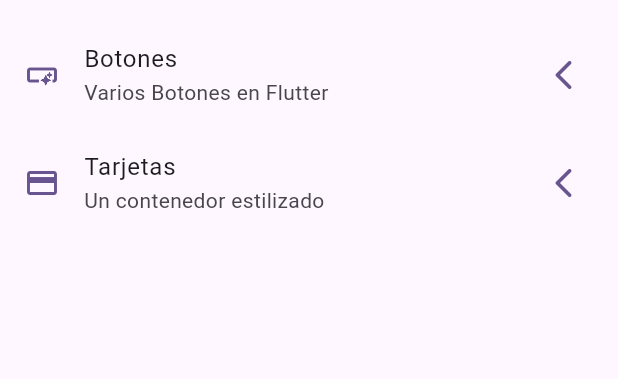
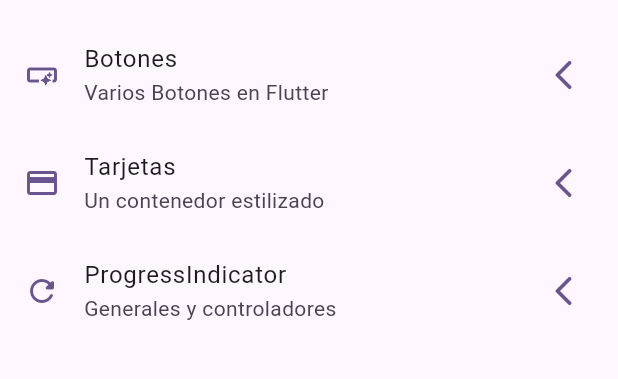
Before and after one commit to Juancarlos56/Dark-Flutter-Course-dev-telles, a Flutter app: the screen it shows after launch, on a phone screen of 412 x 824 dp, the part 63-442 px from its top. Run offline on Flutter 3.47's test engine with Material 3 defaults, Android fonts, the phone set to English and light mode, and no system bars; our stand-ins replace animate_do, dio, go_router, video_player.

Commit message:
progress indicator with flutter

```diff
--- a/widgets_app/lib/config/menu/menu_items.dart
+++ b/widgets_app/lib/config/menu/menu_items.dart
@@ -24,4 +24,9 @@
       subtitle: 'Un contenedor estilizado',
       link: '/cards',
       icon: Icons.credit_card),
+  MenuItem(
+      title: 'ProgressIndicator',
+      subtitle: 'Generales y controladores',
+      link: '/progress',
+      icon: Icons.refresh_rounded),
 ];
--- a/widgets_app/lib/config/router/app_router.dart
+++ b/widgets_app/lib/config/router/app_router.dart
@@ -21,5 +21,10 @@
       name: CardsScreen.name,
       builder: (context, state) => const CardsScreen(),
     ),
+    GoRoute(
+      path: '/progress',
+      name: ProgressScreen.name,
+      builder: (context, state) => const ProgressScreen(),
+    ),
   ],
 );
```
Also changed, not shown: widgets_app/lib/presentation/screens/progress/progress_screen.dart (+74 -1 lines).
